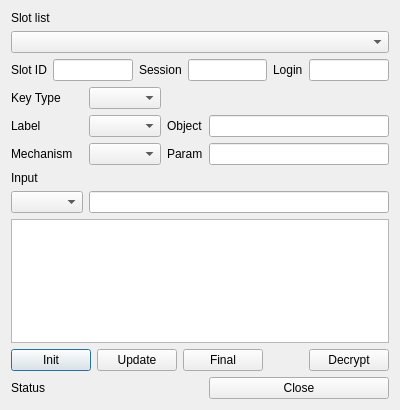
Above: CryptokiMan/decrypt_dlg.ui from jykim74/CryptokiMan before the change. Below: the same form after it.
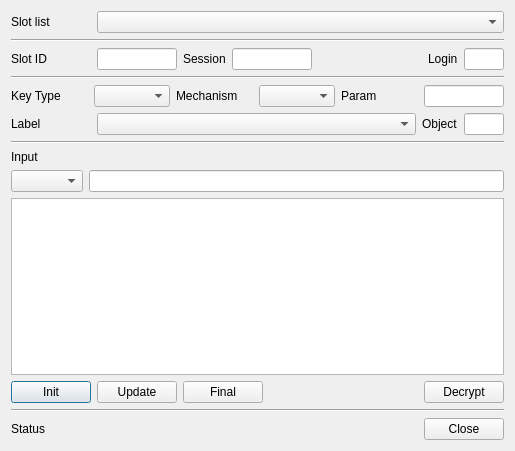
That is the form after the change.

```diff
--- a/CryptokiMan/decrypt_dlg.ui
+++ b/CryptokiMan/decrypt_dlg.ui
@@ -6,36 +6,263 @@
    <rect>
     <x>0</x>
     <y>0</y>
-    <width>400</width>
-    <height>410</height>
+    <width>515</width>
+    <height>451</height>
    </rect>
   </property>
   <property name="windowTitle">
    <string>Decrypt</string>
   </property>
-  <layout class="QGridLayout" name="gridLayout">
-   <item row="3" column="0">
-    <widget class="QLabel" name="label_2">
-     <property name="text">
-      <string>Key Type</string>
+  <layout class="QVBoxLayout" name="verticalLayout">
+   <item>
+    <layout class="QGridLayout" name="gridLayout">
+     <property name="topMargin">
+      <number>0</number>
      </property>
+     <item row="0" column="0">
+      <widget class="QLabel" name="label">
+       <property name="minimumSize">
+        <size>
+         <width>80</width>
+         <height>0</height>
+        </size>
+       </property>
+       <property name="text">
+        <string>Slot list</string>
+       </property>
+      </widget>
+     </item>
+     <item row="0" column="1">
+      <widget class="QComboBox" name="mSlotsCombo">
+       <property name="sizePolicy">
+        <sizepolicy hsizetype="Preferred" vsizetype="Fixed">
+         <horstretch>1</horstretch>
+         <verstretch>0</verstretch>
+        </sizepolicy>
+       </property>
+      </widget>
+     </item>
+    </layout>
+   </item>
+   <item>
+    <widget class="Line" name="line">
+     <property name="orientation">
+      <enum>Qt::Horizontal</enum>
+     </property>
     </widget>
    </item>
-   <item row="0" column="0">
-    <widget class="QLabel" name="label">
-     <property name="text">
-      <string>Slot list</string>
+   <item>
+    <layout class="QHBoxLayout" name="horizontalLayout">
+     <property name="bottomMargin">
+      <number>0</number>
      </property>
+     <item>
+      <widget class="QLabel" name="label_10">
+       <property name="minimumSize">
+        <size>
+         <width>80</width>
+         <height>0</height>
+        </size>
+       </property>
+       <property name="text">
+        <string>Slot ID</string>
+       </property>
+      </widget>
+     </item>
+     <item>
+      <widget class="QLineEdit" name="mSlotIDText">
+       <property name="maximumSize">
+        <size>
+         <width>80</width>
+         <height>16777215</height>
+        </size>
+       </property>
+      </widget>
+     </item>
+     <item>
+      <widget class="QLabel" name="label_9">
+       <property name="text">
+        <string>Session</string>
+       </property>
+      </widget>
+     </item>
+     <item>
+      <widget class="QLineEdit" name="mSessionText">
+       <property name="maximumSize">
+        <size>
+         <width>80</width>
+         <height>16777215</height>
+        </size>
+       </property>
+      </widget>
+     </item>
+     <item>
+      <spacer name="horizontalSpacer_2">
+       <property name="orientation">
+        <enum>Qt::Horizontal</enum>
+       </property>
+       <property name="sizeHint" stdset="0">
+        <size>
+         <width>40</width>
+         <height>20</height>
+        </size>
+       </property>
+      </spacer>
+     </item>
+     <item>
+      <widget class="QLabel" name="label_8">
+       <property name="text">
+        <string>Login</string>
+       </property>
+      </widget>
+     </item>
+     <item>
+      <widget class="QLineEdit" name="mLoginText">
+       <property name="maximumSize">
+        <size>
+         <width>40</width>
+         <height>16777215</height>
+        </size>
+       </property>
+      </widget>
+     </item>
+    </layout>
+   </item>
+   <item>
+    <widget class="Line" name="line_2">
+     <property name="orientation">
+      <enum>Qt::Horizontal</enum>
+     </property>
     </widget>
    </item>
-   <item row="5" column="2">
-    <widget class="QLabel" name="label_7">
+   <item>
+    <layout class="QGridLayout" name="gridLayout_2">
+     <property name="topMargin">
+      <number>0</number>
+     </property>
+     <item row="0" column="0">
+      <widget class="QLabel" name="label_2">
+       <property name="text">
+        <string>Key Type</string>
+       </property>
+      </widget>
+     </item>
+     <item row="0" column="5">
+      <widget class="QLineEdit" name="mParamText">
+       <property name="maximumSize">
+        <size>
+         <width>80</width>
+         <height>16777215</height>
+        </size>
+       </property>
+      </widget>
+     </item>
+     <item row="0" column="1">
+      <widget class="QComboBox" name="mKeyTypeCombo"/>
+     </item>
+     <item row="0" column="2">
+      <widget class="QLabel" name="label_4">
+       <property name="text">
+        <string>Mechanism</string>
+       </property>
+      </widget>
+     </item>
+     <item row="0" column="4">
+      <widget class="QLabel" name="label_7">
+       <property name="text">
+        <string>Param</string>
+       </property>
+      </widget>
+     </item>
+     <item row="0" column="3">
+      <widget class="QComboBox" name="mMechCombo"/>
+     </item>
+    </layout>
+   </item>
+   <item>
+    <layout class="QGridLayout" name="gridLayout_3">
+     <property name="topMargin">
+      <number>0</number>
+     </property>
+     <item row="0" column="1">
+      <widget class="QComboBox" name="mLabelCombo">
+       <property name="sizePolicy">
+        <sizepolicy hsizetype="Preferred" vsizetype="Fixed">
+         <horstretch>1</horstretch>
+         <verstretch>0</verstretch>
+        </sizepolicy>
+       </property>
+      </widget>
+     </item>
+     <item row="0" column="2">
+      <widget class="QLabel" name="label_6">
+       <property name="text">
+        <string>Object</string>
+       </property>
+      </widget>
+     </item>
+     <item row="0" column="0">
+      <widget class="QLabel" name="label_3">
+       <property name="minimumSize">
+        <size>
+         <width>80</width>
+         <height>0</height>
+        </size>
+       </property>
+       <property name="maximumSize">
+        <size>
+         <width>80</width>
+         <height>16777215</height>
+        </size>
+       </property>
+       <property name="text">
+        <string>Label</string>
+       </property>
+      </widget>
+     </item>
+     <item row="0" column="3">
+      <widget class="QLineEdit" name="mObjectText">
+       <property name="maximumSize">
+        <size>
+         <width>40</width>
+         <height>16777215</height>
+        </size>
+       </property>
+      </widget>
+     </item>
+    </layout>
+   </item>
+   <item>
+    <widget class="Line" name="line_3">
+     <property name="orientation">
+      <enum>Qt::Horizontal</enum>
+     </property>
+    </widget>
+   </item>
+   <item>
+    <widget class="QLabel" name="label_5">
      <property name="text">
-      <string>Param</string>
+      <string>Input</string>
      </property>
     </widget>
    </item>
-   <item row="9" column="0" colspan="4">
+   <item>
+    <layout class="QGridLayout" name="gridLayout_4">
+     <property name="topMargin">
+      <number>0</number>
+     </property>
+     <item row="0" column="0">
+      <widget class="QComboBox" name="mInputCombo"/>
+     </item>
+     <item row="0" column="1">
+      <widget class="QLineEdit" name="mInputText"/>
+     </item>
+    </layout>
+   </item>
+   <item>
+    <widget class="QPlainTextEdit" name="mOutputText"/>
+   </item>
+   <item>
     <layout class="QHBoxLayout" name="horizontalLayout_2">
      <property name="bottomMargin">
       <number>0</number>
@@ -83,112 +310,47 @@
      </item>
     </layout>
    </item>
-   <item row="4" column="0">
-    <widget class="QLabel" name="label_3">
-     <property name="text">
-      <string>Label</string>
+   <item>
+    <widget class="Line" name="line_4">
+     <property name="orientation">
+      <enum>Qt::Horizontal</enum>
      </property>
     </widget>
    </item>
-   <item row="2" column="0" colspan="4">
-    <layout class="QHBoxLayout" name="horizontalLayout">
-     <property name="bottomMargin">
+   <item>
+    <layout class="QGridLayout" name="gridLayout_5">
+     <property name="topMargin">
       <number>0</number>
      </property>
-     <item>
-      <widget class="QLabel" name="label_10">
+     <item row="0" column="2">
+      <widget class="QPushButton" name="mCloseBtn">
        <property name="text">
-        <string>Slot ID</string>
+        <string>Close</string>
        </property>
       </widget>
      </item>
-     <item>
-      <widget class="QLineEdit" name="mSlotIDText"/>
-     </item>
-     <item>
-      <widget class="QLabel" name="label_9">
+     <item row="0" column="0">
+      <widget class="QLabel" name="mStatusLabel">
        <property name="text">
-        <string>Session</string>
+        <string>Status</string>
        </property>
       </widget>
      </item>
-     <item>
-      <widget class="QLineEdit" name="mSessionText"/>
-     </item>
-     <item>
-      <widget class="QLabel" name="label_8">
-       <property name="text">
-        <string>Login</string>
+     <item row="0" column="1">
+      <spacer name="horizontalSpacer_3">
+       <property name="orientation">
+        <enum>Qt::Horizontal</enum>
        </property>
-      </widget>
-     </item>
-     <item>
-      <widget class="QLineEdit" name="mLoginText"/>
+       <property name="sizeHint" stdset="0">
+        <size>
+         <width>40</width>
+         <height>20</height>
+        </size>
+       </property>
+      </spacer>
      </item>
     </layout>
    </item>
-   <item row="5" column="3">
-    <widget class="QLineEdit" name="mParamText"/>
-   </item>
-   <item row="4" column="2">
-    <widget class="QLabel" name="label_6">
-     <property name="text">
-      <string>Object</string>
-     </property>
-    </widget>
-   </item>
-   <item row="4" column="1">
-    <widget class="QComboBox" name="mLabelCombo"/>
-   </item>
-   <item row="1" column="0" colspan="4">
-    <widget class="QComboBox" name="mSlotsCombo"/>
-   </item>
-   <item row="3" column="1">
-    <widget class="QComboBox" name="mKeyTypeCombo"/>
-   </item>
-   <item row="10" column="3">
-    <widget class="QPushButton" name="mCloseBtn">
-     <property name="text">
-      <string>Close</string>
-     </property>
-    </widget>
-   </item>
-   <item row="10" column="0" colspan="3">
-    <widget class="QLabel" name="mStatusLabel">
-     <property name="text">
-      <string>Status</string>
-     </property>
-    </widget>
-   </item>
-   <item row="8" column="0" colspan="4">
-    <widget class="QPlainTextEdit" name="mOutputText"/>
-   </item>
-   <item row="5" column="1">
-    <widget class="QComboBox" name="mMechCombo"/>
-   </item>
-   <item row="5" column="0">
-    <widget class="QLabel" name="label_4">
-     <property name="text">
-      <string>Mechanism</string>
-     </property>
-    </widget>
-   </item>
-   <item row="4" column="3">
-    <widget class="QLineEdit" name="mObjectText"/>
-   </item>
-   <item row="6" column="0">
-    <widget class="QLabel" name="label_5">
-     <property name="text">
-      <string>Input</string>
-     </property>
-    </widget>
-   </item>
-   <item row="7" column="0">
-    <widget class="QComboBox" name="mInputCombo"/>
-   </item>
-   <item row="7" column="1" colspan="3">
-    <widget class="QLineEdit" name="mInputText"/>
-   </item>
   </layout>
  </widget>
  <tabstops>
```
Left out of the diff: 9 changed lines with no effect on the pictures.
